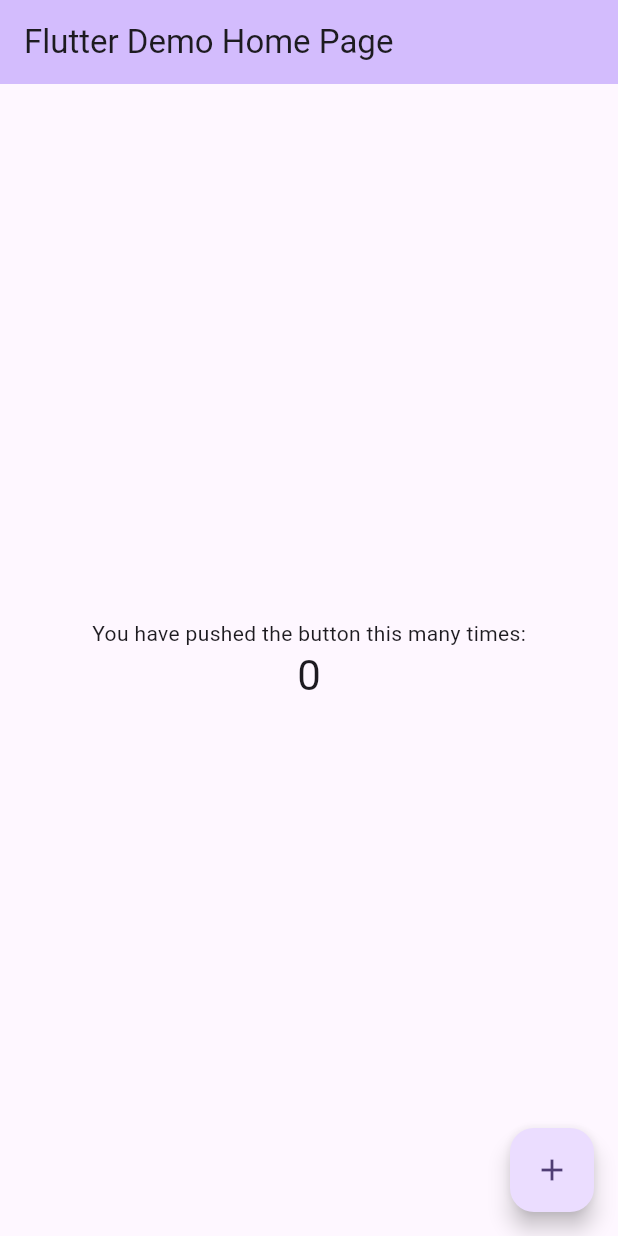
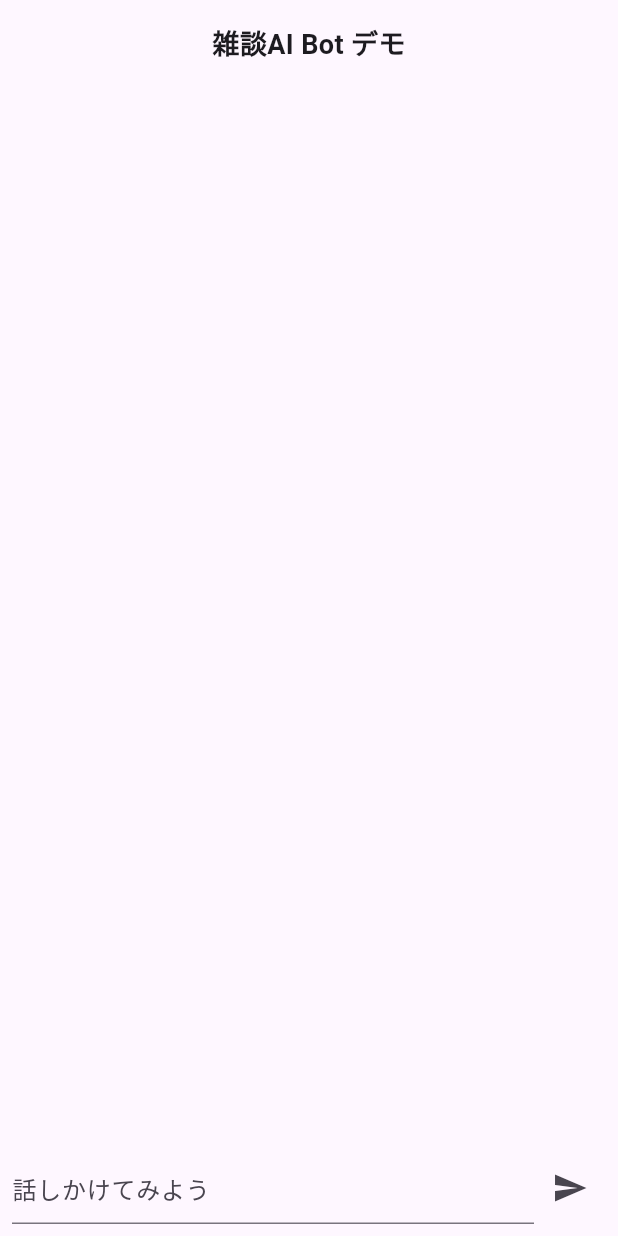
Before and after one commit to oharu-iii/AIChat, a Flutter app: the screen it shows after launch, on a phone screen of 412 x 824 dp. Run offline on Flutter 3.47's test engine with Material 3 defaults, Android fonts, the phone set to English and light mode, and no system bars; our stand-ins replace flutter_riverpod.

Commit message:
チャットUI作成

```diff
--- a/ai_chat/lib/main.dart
+++ b/ai_chat/lib/main.dart
@@ -1,122 +1,120 @@
 import 'package:flutter/material.dart';
+import 'package:flutter_riverpod/flutter_riverpod.dart';
 
-void main() {
-  runApp(const MyApp());
-}
+void main() => runApp(const ProviderScope(child: MyApp()));
 
 class MyApp extends StatelessWidget {
   const MyApp({super.key});
-
-  // This widget is the root of your application.
   @override
   Widget build(BuildContext context) {
     return MaterialApp(
-      title: 'Flutter Demo',
-      theme: ThemeData(
-        // This is the theme of your application.
-        //
-        // TRY THIS: Try running your application with "flutter run". You'll see
-        // the application has a purple toolbar. Then, without quitting the app,
-        // try changing the seedColor in the colorScheme below to Colors.green
-        // and then invoke "hot reload" (save your changes or press the "hot
-        // reload" button in a Flutter-supported IDE, or press "r" if you used
-        // the command line to start the app).
-        //
-        // Notice that the counter didn't reset back to zero; the application
-        // state is not lost during the reload. To reset the state, use hot
-        // restart instead.
-        //
-        // This works for code too, not just values: Most code changes can be
-        // tested with just a hot reload.
-        colorScheme: ColorScheme.fromSeed(seedColor: Colors.deepPurple),
-      ),
-      home: const MyHomePage(title: 'Flutter Demo Home Page'),
+      title: 'AI Chat',
+      home: ChatPage(),
     );
   }
 }
 
-class MyHomePage extends StatefulWidget {
-  const MyHomePage({super.key, required this.title});
+class ChatMessage {
+  final String message;
+  final bool isUser;
 
-  // This widget is the home page of your application. It is stateful, meaning
-  // that it has a State object (defined below) that contains fields that affect
-  // how it looks.
+  ChatMessage({required this.message, required this.isUser});
+}
 
-  // This class is the configuration for the state. It holds the values (in this
-  // case the title) provided by the parent (in this case the App widget) and
-  // used by the build method of the State. Fields in a Widget subclass are
-  // always marked "final".
+// Riverpod 用の履歴状態
+final chatProvider = StateNotifierProvider<ChatNotifier, List<ChatMessage>>((ref) => ChatNotifier());
 
-  final String title;
+class ChatNotifier extends StateNotifier<List<ChatMessage>> {
+  ChatNotifier() : super([]);
+
+  void addUserMessage(String msg) {
+    state = [...state, ChatMessage(message: msg, isUser: true)];
+  }
+
+  void addBotMessage(String msg) {
+    state = [...state, ChatMessage(message: msg, isUser: false)];
+  }
+}
+
+class ChatPage extends ConsumerWidget {
+  ChatPage({super.key});
+  final _controller = TextEditingController();
 
   @override
-  State<MyHomePage> createState() => _MyHomePageState();
-}
+  Widget build(BuildContext context, WidgetRef ref) {
+    final messages = ref.watch(chatProvider);
 
-class _MyHomePageState extends State<MyHomePage> {
-  int _counter = 0;
+    return Scaffold(
+      body: SafeArea(
+        child: Column(
+          children: [
+            Padding(
+              padding: EdgeInsets.symmetric(vertical: 16),
+              child: Text(
+                '雑談AI Bot デモ',
+                style: TextStyle(fontSize: 18, fontWeight: FontWeight.bold),
+              ),
+            ),
+            Expanded(
+              child: ListView.builder(
+                itemCount: messages.length,
+                itemBuilder: (context, idx) {
+                  final msg = messages[idx];
+                  return ListTile(
+                    title: Align(
+                      alignment: msg.isUser ? Alignment.centerRight : Alignment.centerLeft,
+                      child: Container(
+                        padding: const EdgeInsets.symmetric(vertical: 10, horizontal: 16),
+                        margin: const EdgeInsets.symmetric(vertical: 4),
+                        decoration: BoxDecoration(
+                          color: msg.isUser ? Colors.blue[100] : Colors.grey[200],
+                          borderRadius: BorderRadius.circular(12),
+                        ),
+                        child: Text(msg.message),
+                      ),
+                    ),
+                  );
+                },
+              ),
+            ),
+            Padding(
+              padding: EdgeInsets.symmetric(horizontal: 8, vertical: 8),
+              child: Row(
+                children: [
+                  Expanded(
+                    child: TextField(
+                      controller: _controller,
+                      decoration: const InputDecoration(hintText: '話しかけてみよう'),
+                    ),
+                  ),
+                  IconButton(
+                    icon: const Icon(Icons.send),
+                    onPressed: () async {
+                      final text = _controller.text.trim();
+                      if (text.isEmpty) return;
+                      ref.read(chatProvider.notifier).addUserMessage(text);
+                      _controller.clear();
 
-  void _incrementCounter() {
-    setState(() {
-      // This call to setState tells the Flutter framework that something has
-      // changed in this State, which causes it to rerun the build method below
-      // so that the display can reflect the updated values. If we changed
-      // _counter without calling setState(), then the build method would not be
-      // called again, and so nothing would appear to happen.
-      _counter++;
-    });
+                      // ここでAIにAPI投げて返事をもらう
+                      final response = await fetchBotResponse(text, messages);
+                      ref.read(chatProvider.notifier).addBotMessage(response ?? '…');
+                    },
+                  ),
+                ],
+              ),
+            )
+          ],
+        ),
+      )
+    );
   }
 
-  @override
-  Widget build(BuildContext context) {
-    // This method is rerun every time setState is called, for instance as done
-    // by the _incrementCounter method above.
-    //
-    // The Flutter framework has been optimized to make rerunning build methods
-    // fast, so that you can just rebuild anything that needs updating rather
-    // than having to individually change instances of widgets.
-    return Scaffold(
-      appBar: AppBar(
-        // TRY THIS: Try changing the color here to a specific color (to
-        // Colors.amber, perhaps?) and trigger a hot reload to see the AppBar
-        // change color while the other colors stay the same.
-        backgroundColor: Theme.of(context).colorScheme.inversePrimary,
-        // Here we take the value from the MyHomePage object that was created by
-        // the App.build method, and use it to set our appbar title.
-        title: Text(widget.title),
-      ),
-      body: Center(
-        // Center is a layout widget. It takes a single child and positions it
-        // in the middle of the parent.
-        child: Column(
-          // Column is also a layout widget. It takes a list of children and
-          // arranges them vertically. By default, it sizes itself to fit its
-          // children horizontally, and tries to be as tall as its parent.
-          //
-          // Column has various properties to control how it sizes itself and
-          // how it positions its children. Here we use mainAxisAlignment to
-          // center the children vertically; the main axis here is the vertical
-          // axis because Columns are vertical (the cross axis would be
-          // horizontal).
-          //
-          // TRY THIS: Invoke "debug painting" (choose the "Toggle Debug Paint"
-          // action in the IDE, or press "p" in the console), to see the
-          // wireframe for each widget.
-          mainAxisAlignment: MainAxisAlignment.center,
-          children: <Widget>[
-            const Text('You have pushed the button this many times:'),
-            Text(
-              '$_counter',
-              style: Theme.of(context).textTheme.headlineMedium,
-            ),
-          ],
-        ),
-      ),
-      floatingActionButton: FloatingActionButton(
-        onPressed: _incrementCounter,
-        tooltip: 'Increment',
-        child: const Icon(Icons.add),
-      ), // This trailing comma makes auto-formatting nicer for build methods.
-    );
+  // TODO:後で本物のAPIを組む
+  Future<String?> fetchBotResponse(String userMessage, List<ChatMessage> history) async {
+    // モック返事
+    await Future.delayed(const Duration(seconds: 1));
+    // 最初はモック値で
+    return '（雑談風に）すごいですね！ それで、どうなったんですか？';
+    // 本番はAPIを後で実装
   }
 }
--- a/ai_chat/pubspec.yaml
+++ b/ai_chat/pubspec.yaml
@@ -30,6 +30,8 @@ environment:
 dependencies:
   flutter:
     sdk: flutter
+  flutter_riverpod: ^2.6.1
+  http: ^1.3.0
 
   # The following adds the Cupertino Icons font to your application.
   # Use with the CupertinoIcons class for iOS style icons.
```
